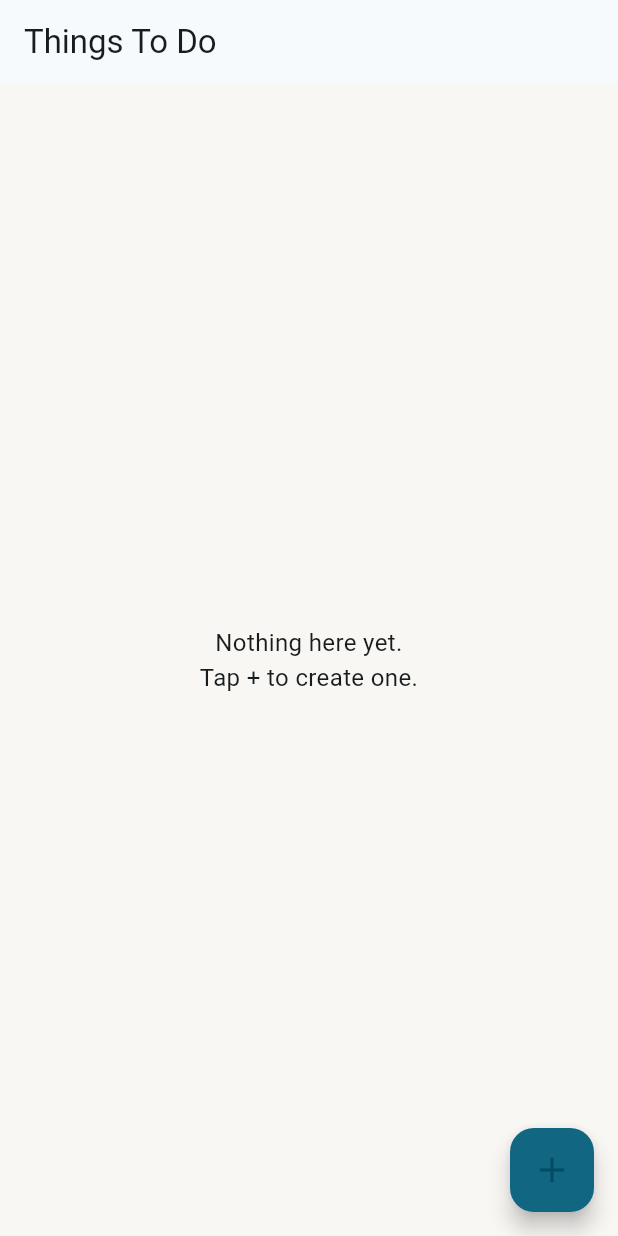
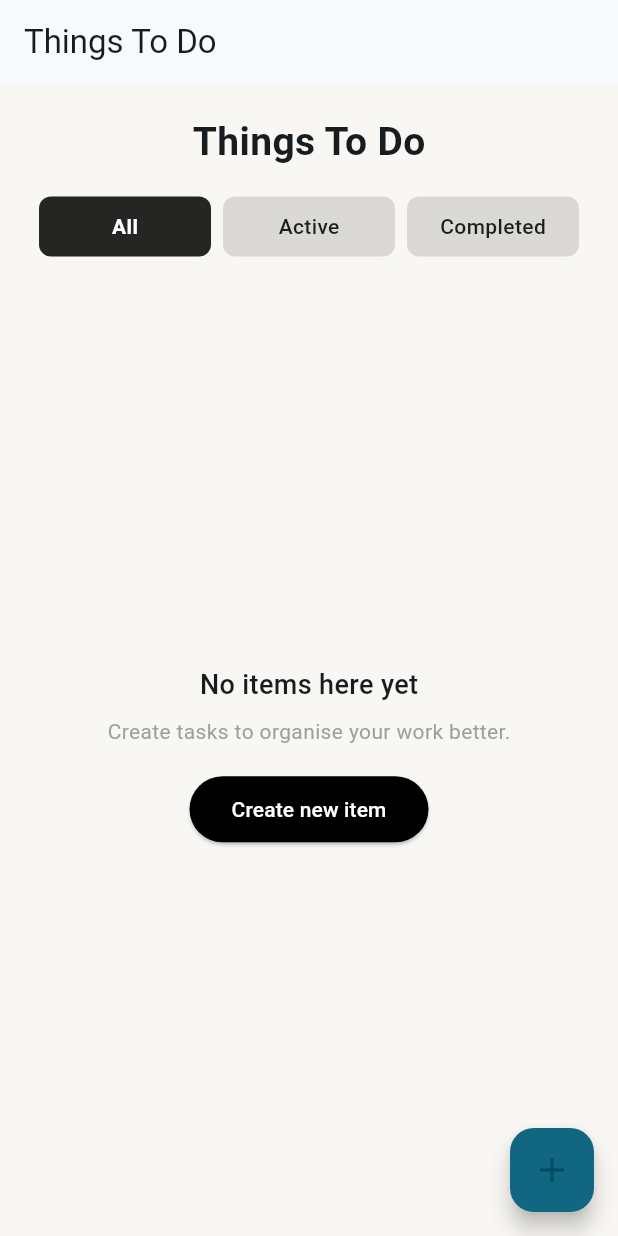
Before and after one commit to arunmainali/flutter-todo, a Flutter app: the screen it shows after launch, on a phone screen of 412 x 824 dp. Run offline on Flutter 3.47's test engine with Material 3 defaults, Android fonts, the phone set to English and light mode, and no system bars; our stand-ins replace flutter_slidable, hive_flutter; accounts and stored records are empty.

Commit message:
changed the body for filter and added the buttons aswell

```diff
--- a/lib/pages/home_page.dart
+++ b/lib/pages/home_page.dart
@@ -96,6 +96,34 @@ class _HomePageState extends State<HomePage> {
     );
   }
 
+Widget buildFilterButton(String text, int index) {
+  final bool selected = _filterIndex == index;
+
+  return Expanded(
+    child: GestureDetector(
+      onTap: () => setState(() => _filterIndex = index),
+      child: AnimatedContainer(
+        duration: const Duration(milliseconds: 200),
+        padding: const EdgeInsets.symmetric(vertical: 10),
+        margin: const EdgeInsets.symmetric(horizontal: 4),
+        decoration: BoxDecoration(
+          color: selected ? Colors.black.withOpacity(0.85) : Colors.black12,
+          borderRadius: BorderRadius.circular(8),
+        ),
+        alignment: Alignment.center,
+        child: Text(
+          text,
+          style: TextStyle(
+            color: selected ? Colors.white : Colors.black87,
+            fontWeight: selected ? FontWeight.w600 : FontWeight.w500,
+          ),
+        ),
+      ),
+    ),
+  );
+}
+
+
   @override
   Widget build(BuildContext context) {
     final colors = Theme.of(context).colorScheme;
@@ -115,45 +143,108 @@ class _HomePageState extends State<HomePage> {
         child: const Icon(Icons.add, size: 28),
       ),
 
-      body: db.toDoList.isEmpty
-          ? const Center(
-              child: Text(
-                "Nothing here yet.\nTap + to create one.",
-                textAlign: TextAlign.center,
-                style: TextStyle(fontSize: 16),
+      body: Column(
+  children: [
+    const SizedBox(height: 20),
+
+    // "Things To Do" heading
+    Text(
+      "Things To Do",
+      style: const TextStyle(
+        fontSize: 26,
+        fontWeight: FontWeight.bold,
+      ),
+    ),
+
+    const SizedBox(height: 18),
+
+    // FILTER BUTTON BAR
+    Padding(
+      padding: const EdgeInsets.symmetric(horizontal: 22),
+      child: Row(
+        mainAxisAlignment: MainAxisAlignment.spaceBetween,
+        children: [
+          buildFilterButton("All", 0),
+          buildFilterButton("Active", 1),
+          buildFilterButton("Completed", 2),
+        ],
+      ),
+    ),
+
+    const SizedBox(height: 12),
+
+    // LIST OR EMPTY VIEW
+    Expanded(
+      child: filteredTasks.isEmpty
+          ? Center(
+              child: Column(
+                mainAxisSize: MainAxisSize.min,
+                children: [
+                  const Text(
+                    "No items here yet",
+                    style: TextStyle(fontSize: 18, fontWeight: FontWeight.w500),
+                  ),
+                  const SizedBox(height: 8),
+                  const Text(
+                    "Create tasks to organise your work better.",
+                    style: TextStyle(fontSize: 14, color: Colors.grey),
+                  ),
+                  const SizedBox(height: 18),
+                  ElevatedButton(
+                    onPressed: createNewTask,
+                    style: ElevatedButton.styleFrom(
+                      padding: const EdgeInsets.symmetric(
+                        horizontal: 28, vertical: 12
+                      ),
+                      backgroundColor: Colors.black, // main CTA
+                      foregroundColor: Colors.white,
+                    ),
+                    child: const Text("Create new item"),
+                  )
+                ],
               ),
             )
           : ListView.builder(
-              padding: const EdgeInsets.only(top: 15, bottom: 80),
-              itemCount: db.toDoList.length,
+              padding: const EdgeInsets.only(top: 10),
+              itemCount: filteredTasks.length,
               itemBuilder: (context, index) {
-                final item = db.toDoList[index] as Map<String, dynamic>;
+                final item = filteredTasks[index];
+                final name = item["name"] ?? "";
+                final subtitle = item["subtitle"];
+                final dueDateIso = item["dueDate"];
+                final dueDate = dueDateIso == null
+                    ? null
+                    : DateTime.tryParse(dueDateIso);
+                final completed = item["completed"] ?? false;
 
-                final name = item['name']?.toString() ?? '';
-                final subtitle = item['subtitle']?.toString();
-                final dueIso = item['dueDate'] as String?;
-                final dueDate = dueIso == null ? null : DateTime.tryParse(dueIso);
-                final completed =
-                    item['completed'] is bool ? item['completed'] as bool : false;
+                // Get index inside main list for edit/delete
+                final originalIndex = db.toDoList.indexOf(item);
 
                 return ToDoTile(
                   name: name,
                   subtitle: subtitle,
                   dueDate: dueDate,
                   completed: completed,
-                  onChanged: (v) => checkBoxChanged(v, index),
-                  deleteTask: (context) => confirmAndDelete(index),
+                  onChanged: (val) => checkBoxChanged(val, originalIndex),
+                  deleteTask: (context) => confirmAndDelete(originalIndex),
                   onTapEdit: () {
                     Navigator.push(
                       context,
                       MaterialPageRoute(
-                        builder: (_) => EditPage(index: index, dataBase: db),
+                        builder: (_) => EditPage(
+                          index: originalIndex,
+                          dataBase: db,
+                        ),
                       ),
                     ).then((_) => setState(() {}));
                   },
                 );
               },
             ),
+    ),
+  ],
+),
+
     );
   }
 }
```
